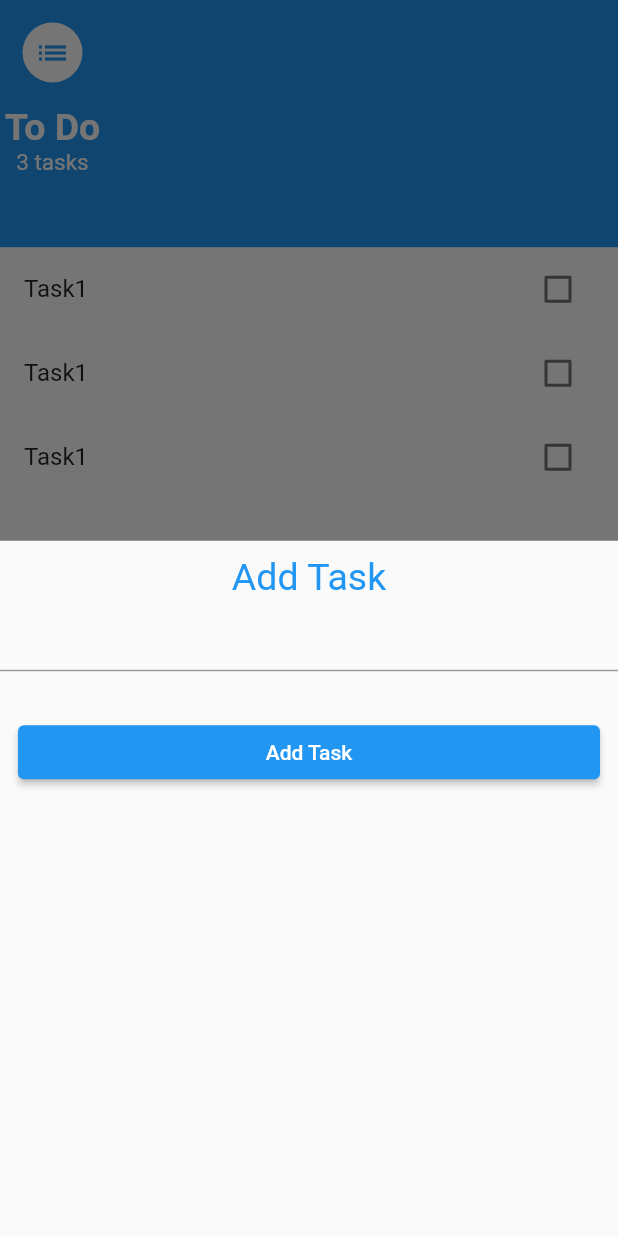
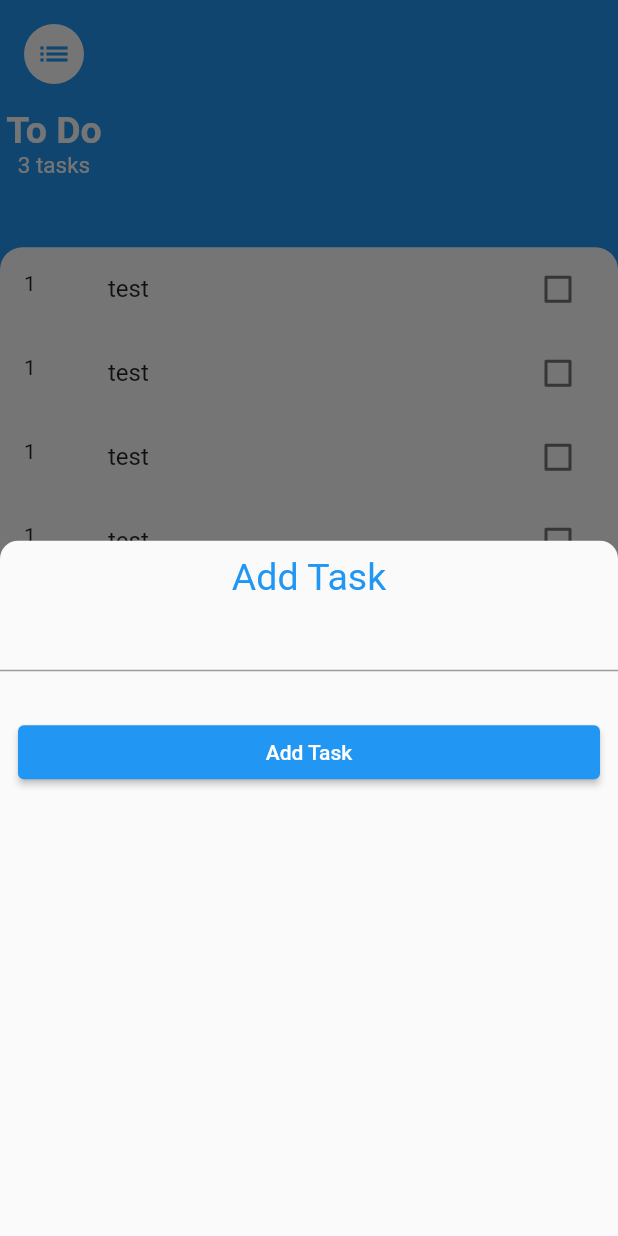
Before and after one commit to RazanHammad97/todo-App, a Flutter app: the screen it shows after launch, after a tap on the "add" icon, on a phone screen of 412 x 824 dp. Run offline on Flutter 3.47's test engine with Material 2 defaults, Android fonts, the phone set to English and light mode, and no system bars.

Commit message:
upload my code

```diff
--- a/lib/main.dart
+++ b/lib/main.dart
@@ -1,6 +1,5 @@
-import 'dart:html';
-
 import 'package:flutter/material.dart';
+import 'package:todoapp/screens/task_screen.dart';
 
 void main() {
   runApp(const MyApp());
@@ -21,115 +20,3 @@ class MyApp extends StatelessWidget {
     );
   }
 }
-
-class MyHomePage extends StatefulWidget {
-  const MyHomePage({super.key, required this.title});
-
-  final String title;
-
-  @override
-  State<MyHomePage> createState() => _MyHomePageState();
-}
-
-class _MyHomePageState extends State<MyHomePage> {
-  @override
-  Widget build(BuildContext context) {
-    return Scaffold(
-      backgroundColor: Colors.blue,
-      body: Column(
-        crossAxisAlignment: CrossAxisAlignment.start,
-        //smainAxisAlignment: MainAxisAlignment.center,
-        children: <Widget>[
-          Expanded(
-            flex: 1,
-            child: Column(
-
-              children: [
-                Padding(
-                  padding: const EdgeInsets.all(15.0),
-                  child: CircleAvatar(
-                    child: Icon(
-                      Icons.list,
-                      color: Colors.blue,
-                    ),
-                    backgroundColor: Colors.white,
-                  ),
-                ),
-                Text(
-                  "To Do",
-                  style: TextStyle(fontWeight: FontWeight.bold,fontSize: 25, color: Colors.white),
-                ),
-                Text(
-                  "3 tasks",
-                  style: TextStyle(fontSize: 15, color: Colors.white),
-                ),
-              ],
-            ),
-          ),
-          Expanded(
-            flex: 4,
-            child: Container(
-                color: Colors.white,
-                child: Column(
-                  crossAxisAlignment: CrossAxisAlignment.start,
-                  children: [
-                    ListTile(
-                        title: Text("Task1"),
-                        trailing: Checkbox(
-                          onChanged: (bool? value) {},
-                          value: false,
-                        )),
-                    ListTile(
-                        title: Text("Task1"),
-                        trailing: Checkbox(
-                          onChanged: (bool? value) {},
-                          value: false,
-                        )),
-                    ListTile(
-                        title: Text("Task1"),
-                        trailing: Checkbox(
-                          onChanged: (bool? value) {},
-                          value: false,
-                        )),
-                  ],
-                )),
-          )
-        ],
-      ),
-
-      floatingActionButton: FloatingActionButton(
-        onPressed: () {
-          showModalBottomSheet(
-              context: context,
-              builder: (BuildContext context) {
-                return Column(
-                  children: [
-                    Padding(
-                      padding: const EdgeInsets.only(top: 10),
-                      child: Text(
-                        "Add Task",
-                        style: TextStyle(color: Colors.blue,
-                        fontSize: 25),
-                      ),
-                    ),
-                    TextField(),
-                    SizedBox(
-                      height: 30,
-                    ),
-                    Padding(
-                      padding: const EdgeInsets.only(left: 12,right: 12),
-                      child: SizedBox(
-                        width: double.maxFinite,
-                        child: ElevatedButton(
-                            onPressed: () {}, child: Text("Add Task")),
-                      ),
-                    )
-                  ],
-                );
-              });
-        },
-        child: const Icon(Icons.add),
-      ), // This trailing comma makes auto-formatting nicer for build methods.
-    );
-  }
-}
--- /dev/null
+++ b/lib/models/task.dart
@@ -0,0 +1,10 @@
+class Task {
+  final String title;
+  bool isDone;
+
+  Task({required this.title, this.isDone = false});
+
+  void toggleTask() {
+    isDone = !isDone;
+  }
+}
--- /dev/null
+++ b/lib/screens/task_screen.dart
@@ -0,0 +1,110 @@
+import 'package:flutter/cupertino.dart';
+import 'package:flutter/material.dart';
+
+import '../widgets/tasks_list.dart';
+
+class MyHomePage extends StatefulWidget {
+  const MyHomePage({super.key, required this.title});
+
+  final String title;
+
+  @override
+  State<MyHomePage> createState() => _MyHomePageState();
+}
+
+class _MyHomePageState extends State<MyHomePage> {
+  bool isChecked = false;
+
+  @override
+  Widget build(BuildContext context) {
+    return Scaffold(
+      backgroundColor: Colors.blue,
+      body: Column(
+        crossAxisAlignment: CrossAxisAlignment.start,
+        //mainAxisAlignment: MainAxisAlignment.center,
+        children: <Widget>[
+          Expanded(
+            flex: 1,
+            child: Column(
+              children: const [
+                Padding(
+                  padding: EdgeInsets.all(16.0),
+                  child: CircleAvatar(
+                    backgroundColor: Colors.white,
+                    child: Icon(
+                      Icons.list,
+                      color: Colors.blue,
+                    ),
+                  ),
+                ),
+                Text(
+                  "To Do",
+                  style: TextStyle(
+                      fontWeight: FontWeight.bold,
+                      fontSize: 25,
+                      color: Colors.white),
+                ),
+                Text(
+                  "3 tasks",
+                  style: TextStyle(fontSize: 15, color: Colors.white),
+                ),
+              ],
+            ),
+          ),
+          Expanded(
+            flex: 4,
+            child: Container(
+                decoration: const BoxDecoration(
+                    color: Colors.white,
+                    borderRadius: BorderRadius.only(
+                        topRight: Radius.circular(
+                          15,
+                        ),
+                        topLeft: Radius.circular(15))),
+                child: Column(
+                  crossAxisAlignment: CrossAxisAlignment.start,
+                  children: const [TaskList()],
+                )),
+          )
+        ],
+      ),
+
+      floatingActionButton: FloatingActionButton(
+        onPressed: () {
+          showModalBottomSheet(
+              shape: const RoundedRectangleBorder(
+                  borderRadius: BorderRadius.only(
+                      topLeft: Radius.circular(12),
+                      topRight: Radius.circular(12))),
+              context: context,
+              builder: (BuildContext context) {
+                return Column(
+                  children: [
+                    const Padding(
+                      padding: EdgeInsets.only(top: 10),
+                      child: Text(
+                        "Add Task",
+                        style: TextStyle(color: Colors.blue, fontSize: 25),
+                      ),
+                    ),
+                    const TextField(),
+                    const SizedBox(
+                      height: 30,
+                    ),
+                    Padding(
+                      padding: const EdgeInsets.only(left: 12, right: 12),
+                      child: SizedBox(
+                        width: double.maxFinite,
+                        child: ElevatedButton(
+                            onPressed: () {}, child: const Text("Add Task")),
+                      ),
+                    )
+                  ],
+                );
+              });
+        },
+        child: const Icon(Icons.add),
+      ), // This trailing comma makes auto-formatting nicer for build methods.
+    );
+  }
+}
--- /dev/null
+++ b/lib/widgets/task_tile.dart
@@ -0,0 +1,71 @@
+import 'package:flutter/material.dart';
+
+import '../models/task.dart';
+
+
+class TaskTile extends StatefulWidget {
+  const TaskTile({
+    super.key, required this.task
+  });
+final Task task;
+  @override
+  State<TaskTile> createState() => _TaskTileState();
+}
+
+class _TaskTileState extends State<TaskTile> {
+  bool isChecked = false;
+
+  @override
+  Widget build(BuildContext context) {
+
+    return ListTile(
+      leading: const Text('1'),
+      title: Text(
+        widget.task.title,
+        style:
+        TextStyle(decoration: isChecked ? TextDecoration.lineThrough : null),
+      ),
+      trailing: MyCheckBox(
+        isChecked: isChecked,
+        fun: (v) {
+          setState(() {
+            isChecked = v!;
+          });
+        },
+      ),
+    );
+  }
+}
+
+class MyText extends StatelessWidget {
+  const MyText({
+    super.key,
+    required this.isChecked,
+  });
+
+  final bool isChecked;
+
+  @override
+  Widget build(BuildContext context) {
+    return Text(
+      'test',
+      style:
+          TextStyle(decoration: isChecked ? TextDecoration.lineThrough : null),
+    );
+  }
+}
+
+class MyCheckBox extends StatelessWidget {
+  final bool isChecked;
+  final Function(bool?)? fun;
+
+  const MyCheckBox({super.key, required this.isChecked, this.fun});
+
+  @override
+  Widget build(BuildContext context) {
+    return Checkbox(
+      onChanged: fun,
+      value: isChecked,
+    );
+  }
+}
--- /dev/null
+++ b/lib/widgets/tasks_list.dart
@@ -0,0 +1,31 @@
+import 'package:flutter/material.dart';
+import 'package:todoapp/widgets/task_tile.dart';
+
+import '../models/task.dart';
+
+class TaskList extends StatelessWidget {
+  const TaskList({super.key});
+
+  @override
+  Widget build(BuildContext context) {
+  List<Task> tasks=[
+    Task(title: "test"),
+    Task(title: "test"),
+    Task(title: "test"),
+    Task(title: "test"),
+  ];
+
+    return Expanded(
+      child: SizedBox(
+        height: double.maxFinite,
+        child: ListView.builder(
+          itemCount: tasks.length,
+          itemBuilder: (context,index){
+            return TaskTile(task:  tasks[index],);
+          },
+
+        ),
+      ),
+    );
+  }
+}
--- a/pubspec.yaml
+++ b/pubspec.yaml
@@ -35,6 +35,7 @@ dependencies:
   # The following adds the Cupertino Icons font to your application.
   # Use with the CupertinoIcons class for iOS style icons.
   cupertino_icons: ^1.0.2
+  provider: ^6.0.5
 
 dev_dependencies:
   flutter_test:
```
Also changed, not shown: lib/example.dart (added, +57 -0 lines), lib/example2.dart (added, +58 -0 lines), lib/example3.dart (added, +81 -0 lines), pubspec.lock.
